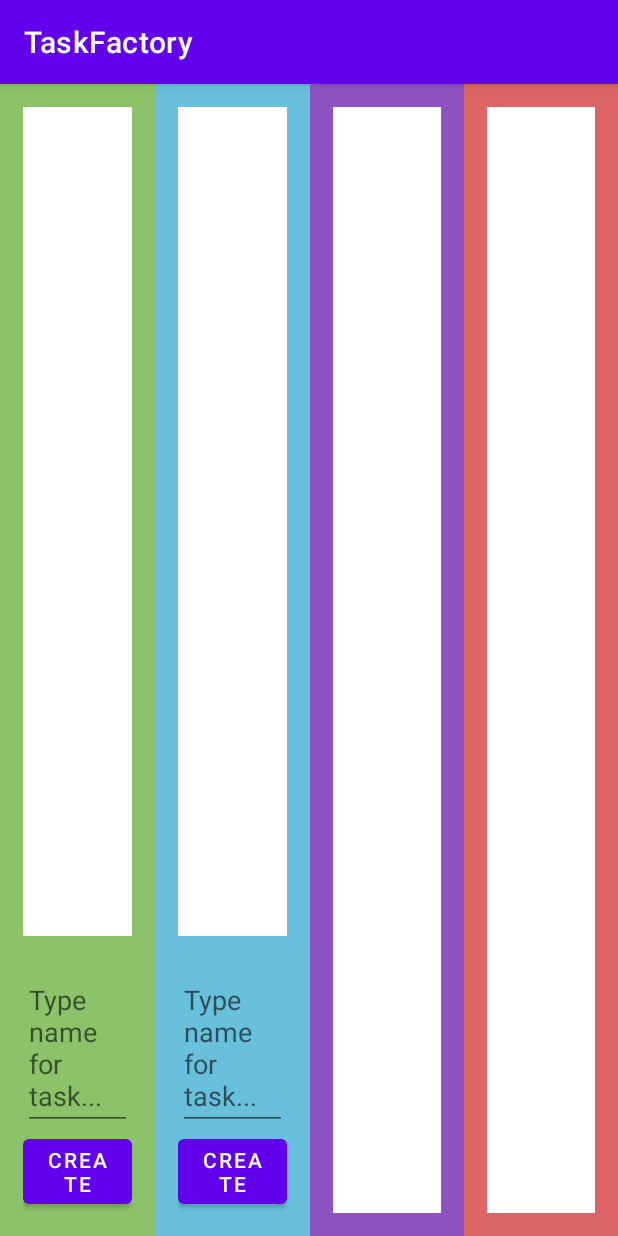
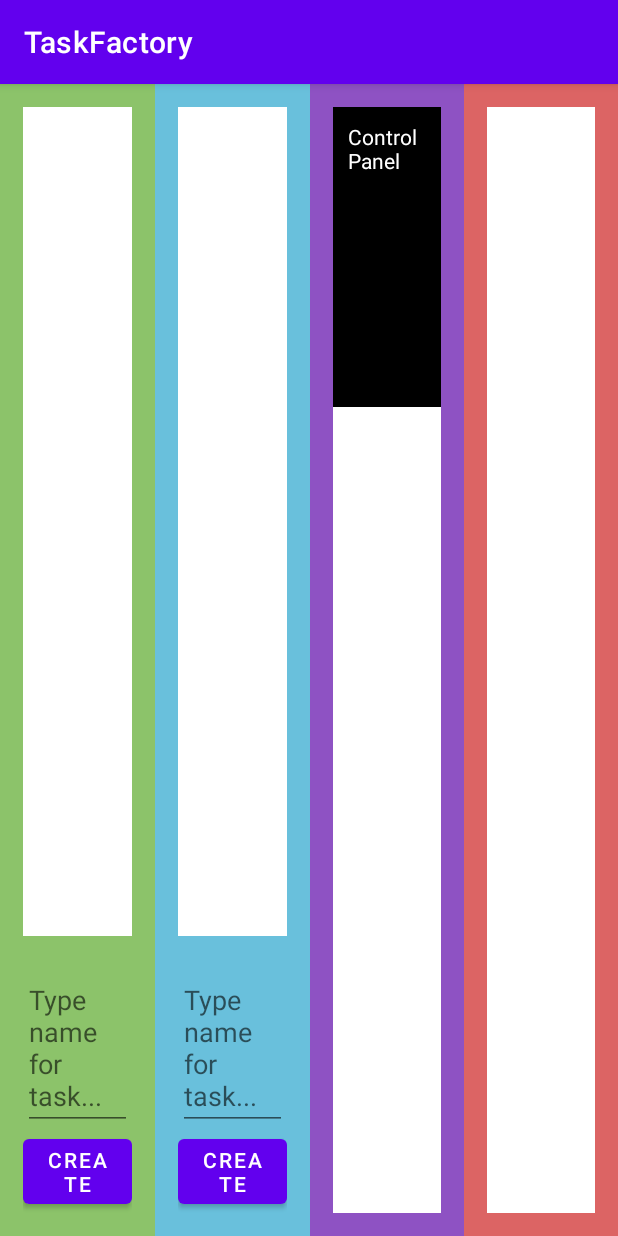
Before and after one commit to joshuajgomez/task-factory, an Android app: the DashboardActivity screen opened directly, with no data from a screen before it, on a phone screen of 412 x 824 dp. Run offline under Robolectric (Android 15) with nearby library versions, the phone set to English and light mode, and no system bars.

Commit message:
Control Panel WIP

```diff
--- a/app/src/main/res/layout/layout_ongoing_work.xml
+++ b/app/src/main/res/layout/layout_ongoing_work.xml
@@ -4,10 +4,23 @@
     android:layout_width="match_parent"
     android:layout_height="match_parent"
     android:layout_weight="1"
-
     android:background="@color/purple"
     android:orientation="vertical"
     android:padding="15dp">
+
+    <LinearLayout
+        android:layout_width="match_parent"
+        android:layout_height="200dp"
+        android:background="@color/black"
+        android:padding="10dp">
+
+        <TextView
+            android:layout_width="wrap_content"
+            android:layout_height="wrap_content"
+            android:text="Control Panel"
+            android:textColor="@color/white" />
+
+    </LinearLayout>
 
     <androidx.recyclerview.widget.RecyclerView
         android:id="@+id/rv_task_list"
```
